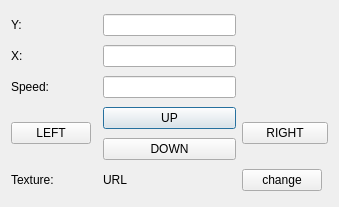
MarcoTz/CombatMap, file playerpopup.ui: the form before one commit.
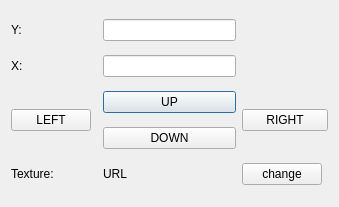
The form after the commit.

Commit message: removed speed

```diff
--- a/playerpopup.ui
+++ b/playerpopup.ui
@@ -20,21 +20,21 @@
    <string>Dialog</string>
   </property>
   <layout class="QGridLayout" name="gridLayout">
-   <item row="7" column="2">
+   <item row="6" column="2">
     <widget class="QPushButton" name="UPButton">
      <property name="text">
       <string>UP</string>
      </property>
     </widget>
    </item>
-   <item row="8" column="2">
+   <item row="7" column="2">
     <widget class="QPushButton" name="DOWNButton">
      <property name="text">
       <string>DOWN</string>
      </property>
     </widget>
    </item>
-   <item row="7" column="0" rowspan="2">
+   <item row="6" column="0" rowspan="2">
     <widget class="QPushButton" name="LEFTButton">
      <property name="text">
       <string>LEFT</string>
@@ -61,44 +61,34 @@
      </property>
     </widget>
    </item>
-   <item row="7" column="4" rowspan="2" colspan="2">
+   <item row="6" column="4" rowspan="2" colspan="2">
     <widget class="QPushButton" name="RIGHTButton">
      <property name="text">
       <string>RIGHT</string>
      </property>
     </widget>
    </item>
-   <item row="9" column="0">
+   <item row="8" column="0">
     <widget class="QLabel" name="textureLabel">
      <property name="text">
       <string>Texture:</string>
      </property>
     </widget>
    </item>
-   <item row="9" column="2">
+   <item row="8" column="2">
     <widget class="QLabel" name="texturePathLabel">
      <property name="text">
       <string>URL</string>
      </property>
     </widget>
    </item>
-   <item row="9" column="4">
+   <item row="8" column="4">
     <widget class="QPushButton" name="textureButton">
      <property name="text">
       <string>change</string>
      </property>
     </widget>
    </item>
-   <item row="4" column="0">
-    <widget class="QLabel" name="speedLabel">
-     <property name="text">
-      <string>Speed:</string>
-     </property>
-    </widget>
-   </item>
-   <item row="4" column="2">
-    <widget class="QLineEdit" name="speedEdit"/>
-   </item>
   </layout>
  </widget>
  <resources/>
```
The commit also changes 5 other files.
